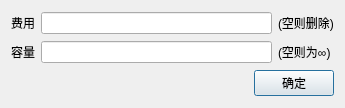
ZzqiZQute/graph_and_network_optimization_assignment, file setcapacityandcostdialog.ui: the form before one commit.
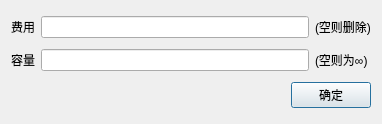
The form after the commit.

```diff
--- a/setcapacityandcostdialog.ui
+++ b/setcapacityandcostdialog.ui
@@ -6,8 +6,8 @@
    <rect>
     <x>0</x>
     <y>0</y>
-    <width>345</width>
-    <height>108</height>
+    <width>382</width>
+    <height>124</height>
    </rect>
   </property>
   <property name="windowTitle">
```
Left out of the diff: 14 changed lines with no effect on the pictures.
